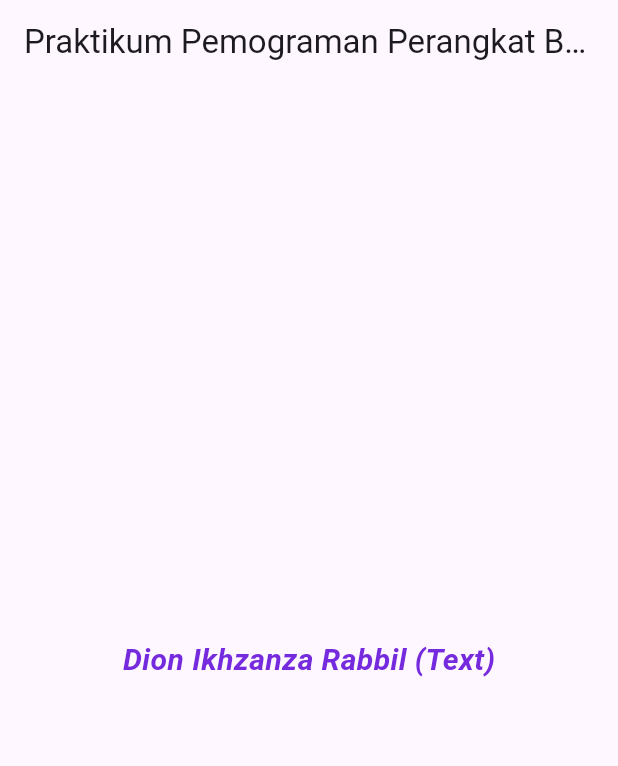
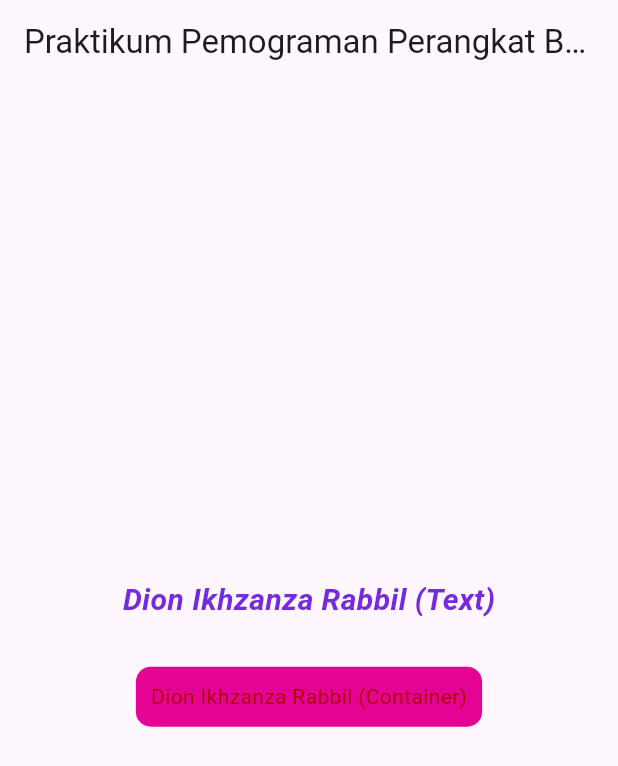
Before and after one commit to Dionn24/Dion-Ikhzanza-Rabbil---2211102441097-widget-flutter-, a Flutter app: the screen it shows after launch, on a phone screen of 412 x 824 dp. Shown: the top 766 px of the screen. Run offline on Flutter 3.47's test engine with Material 3 defaults, Android fonts, the phone set to English and light mode, and no system bars.

Commit message:
menambahkan container

```diff
--- a/lib/main.dart
+++ b/lib/main.dart
@@ -39,6 +39,19 @@ class WidgetDemo extends StatelessWidget {
                   color: Color.fromARGB(255, 117, 43, 221),
                 ),
               ),
+              SizedBox(height: 20),
+              Container(
+                padding: EdgeInsets.all(10),
+                margin: EdgeInsets.symmetric(vertical: 10),
+                decoration: BoxDecoration(
+                  color: Color.fromARGB(255, 228, 3, 146),
+                  borderRadius: BorderRadius.circular(10),
+                ),
+                child: Text(
+                  'Dion Ikhzanza Rabbil (Container)',
+                  style: TextStyle(color: const Color.fromARGB(255, 170, 1, 1)),
+                ),
+              ),
             ],
           ),
         ),
```
